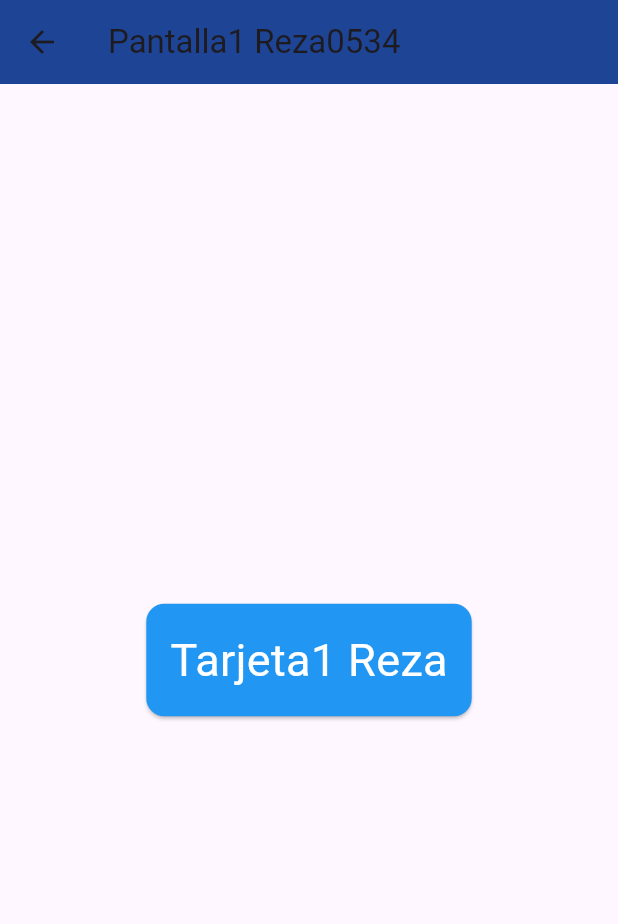
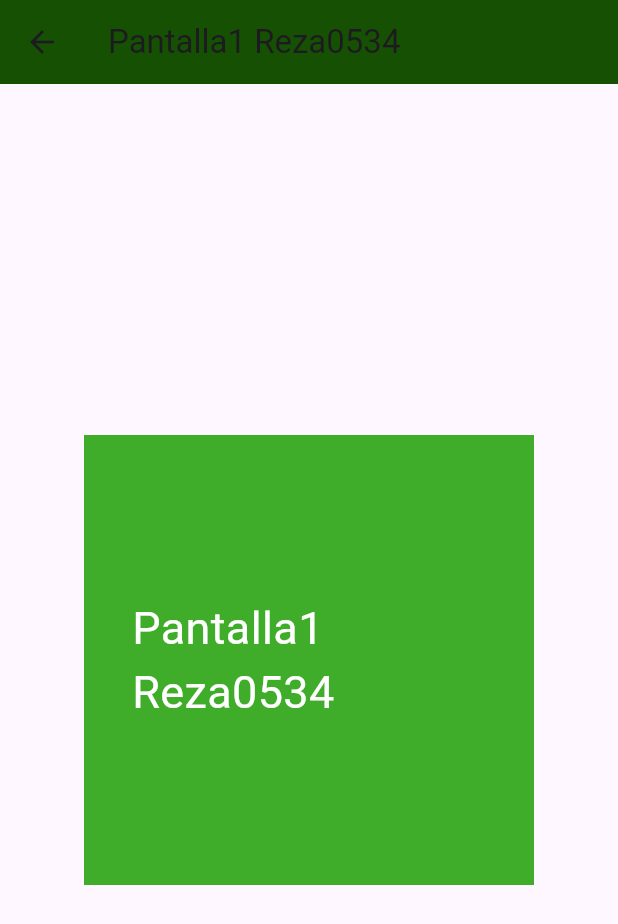
Before and after one commit to HectorRezaRamirez18/p15-Rutas-6J-0534, a Flutter app: the screen it shows after launch, after a tap on "Ejemplo Card 1", on a phone screen of 412 x 824 dp. Shown: the top 924 px of the screen. Run offline on Flutter 3.47's test engine with Material 3 defaults, Android fonts, the phone set to English and light mode, and no system bars.

```diff
--- a/lib/main.dart
+++ b/lib/main.dart
@@ -2,6 +2,7 @@ import 'package:flutter/material.dart';
 import 'package:reza0534/pantalla2_0534.dart';
 import 'package:reza0534/pantalla1_0534.dart';
 import 'package:reza0534/pantallaini_0534.dart';
+import 'package:reza0534/pantalla3_0534.dart';
 
 void main() => runApp(MiApp0534());
 
@@ -16,7 +17,8 @@ class MiApp0534 extends StatelessWidget {
       routes: {
         "/": (context) => const PantallaIni_0534(),
         "/pantalla1_0534": (context) => const Pantalla1_0534(),
-        "/pantalla2_0534": (context) => const Pantalla2_0534()
+        "/pantalla2_0534": (context) => const Pantalla2_0534(),
+        "/pantalla3_0534": (context) => const Pantalla3_0534()
       }, //Fin ruta paginas
     ); //Fin de material
   } //Fin Widgets
--- a/lib/pantalla1_0534.dart
+++ b/lib/pantalla1_0534.dart
@@ -9,18 +9,20 @@ class Pantalla1_0534 extends StatelessWidget {
   Widget build(BuildContext context) {
     return Scaffold(
       appBar: AppBar(
-        backgroundColor: Color(0xff1e4495),
+        backgroundColor: Color(0xff155003),
         title: const Text('Pantalla1 Reza0534'),
       ),
       body: Center(
-        child: Card(
-          color: Colors.blue,
-          child: Padding(
-            padding: EdgeInsets.all(16),
-            child: Text(
-              "Tarjeta1 Reza",
-              style: TextStyle(fontSize: 30, color: Colors.white),
-            ),
+        child: Container(
+          color: Color(0xff40ad2a),
+          width: 300,
+          height: 300,
+          padding: EdgeInsets.all(32),
+          margin: EdgeInsets.symmetric(vertical: 16, horizontal: 32),
+          alignment: Alignment.center,
+          child: Text(
+            "Pantalla1 Reza0534",
+            style: TextStyle(fontSize: 30, color: Colors.white),
           ),
         ),
       ),
--- a/lib/pantallaini_0534.dart
+++ b/lib/pantallaini_0534.dart
@@ -8,22 +8,33 @@ class PantallaIni_0534 extends StatelessWidget {
     return Scaffold(
       appBar: AppBar(
         title: const Text("Pagina Inicial Reza0534"),
-        backgroundColor: Colors.red,
+        backgroundColor: Color(0xff7836f4),
       ),
       body: Center(
         child: Column(
           mainAxisAlignment: MainAxisAlignment.spaceEvenly,
           children: [
             ElevatedButton(
+                style: ElevatedButton.styleFrom(
+                    primary: Color(0xff7d75ec), onPrimary: Colors.white),
                 onPressed: () {
                   Navigator.pushNamed(context, "/pantalla1_0534");
                 }, //Fin de onPressed
                 child: const Text("Ejemplo Card 1")),
             ElevatedButton(
+                style: ElevatedButton.styleFrom(
+                    primary: Color(0xff7d75ec), onPrimary: Colors.white),
                 onPressed: () {
                   Navigator.pushNamed(context, "/pantalla2_0534");
                 }, //Fin de onPressed
                 child: const Text("Ejemplo Card 2")),
+            ElevatedButton(
+                style: ElevatedButton.styleFrom(
+                    primary: Color(0xff7d75ec), onPrimary: Colors.white),
+                onPressed: () {
+                  Navigator.pushNamed(context, "/pantalla3_0534");
+                }, //Fin de onPressed
+                child: const Text("Ejemplo Card 3")),
           ],
         ),
       ),
```
Also changed, not shown: lib/pantalla2_0534.dart (+11 -11 lines), lib/pantalla3_0534.dart (added, +30 -0 lines).
